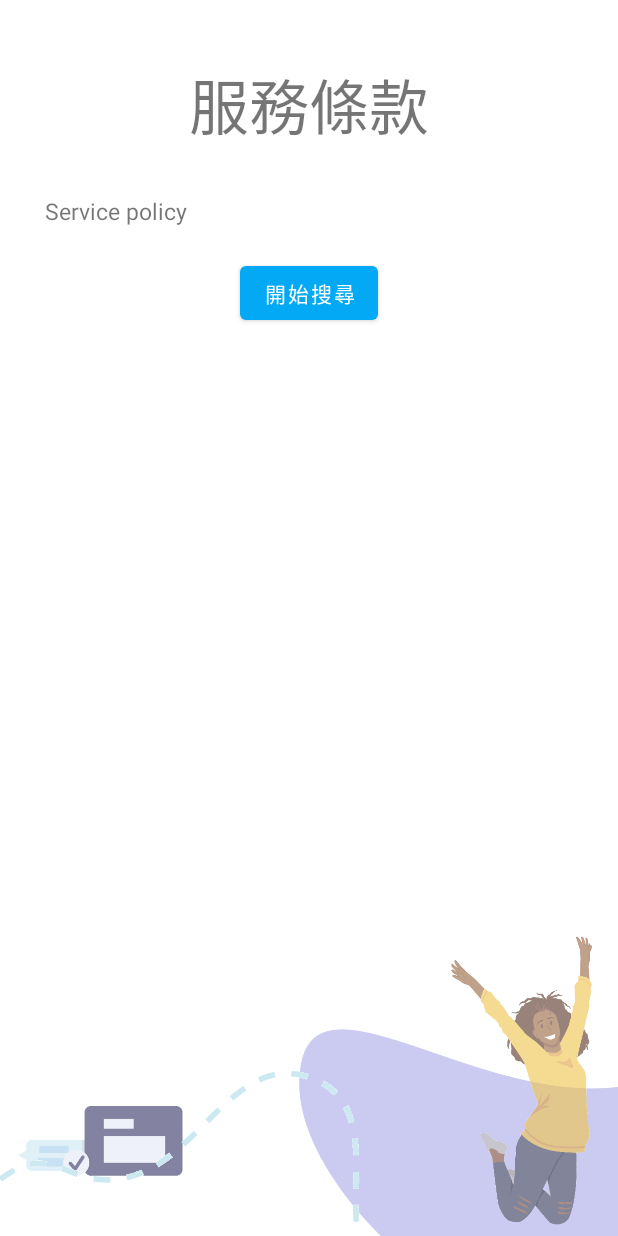
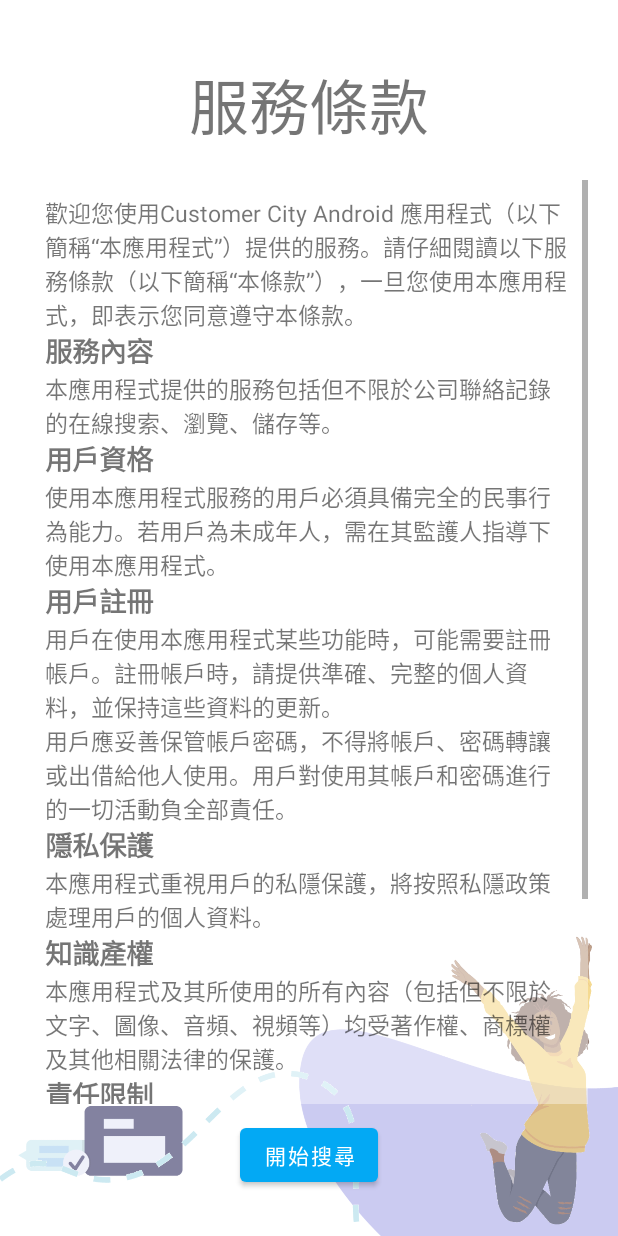
Before and after one commit to BlisProgrammer/Customer-City, an Android app: the ServiceActivity screen opened directly, with no data from a screen before it, on a phone screen of 412 x 824 dp. Run offline under Robolectric (Android 15) with nearby library versions, the phone set to English and light mode, and no system bars.

Commit message:
Added content of privacy and service activity

```diff
--- a/app/src/main/java/com/blis/customercity/RecordFragment.java
+++ b/app/src/main/java/com/blis/customercity/RecordFragment.java
@@ -91,6 +91,7 @@ public class RecordFragment extends Fragment {
 
             ArrayList<LinearLayout> recordItems = selectedRecord.formatToLayouts(requireContext());
 
+            if(getActivity() == null || !isAdded()) return;
             getActivity().runOnUiThread(()->{
                 recordViewCompany.setText(selectedRecord.getCompany_name_cn());
                 if(subCategory == null || category == null){
--- a/app/src/main/java/com/blis/customercity/ServiceActivity.java
+++ b/app/src/main/java/com/blis/customercity/ServiceActivity.java
@@ -1,7 +1,10 @@
 package com.blis.customercity;
 
+import android.os.Build;
 import android.os.Bundle;
+import android.text.Html;
 import android.widget.Button;
+import android.widget.TextView;
 
 import androidx.appcompat.app.AppCompatActivity;
 
@@ -13,6 +16,30 @@ public class ServiceActivity extends AppCompatActivity {
         super.onCreate(savedInstanceState);
         setContentView(R.layout.service);
 
+        TextView textView = findViewById(R.id.service_text);
+        String htmlString = "<p>歡迎您使用Customer City Android 應用程式（以下簡稱“本應用程式”）提供的服務。請仔細閱讀以下服務條款（以下簡稱“本條款”），一旦您使用本應用程式，即表示您同意遵守本條款。</p>\n" +
+                "<h4 id=\"-\">服務內容</h4>\n" +
+                "<p>本應用程式提供的服務包括但不限於公司聯絡記錄的在線搜索、瀏覽、儲存等。</p>\n" +
+                "<h4 id=\"-\">用戶資格</h4>\n" +
+                "<p>使用本應用程式服務的用戶必須具備完全的民事行為能力。若用戶為未成年人，需在其監護人指導下使用本應用程式。</p>\n" +
+                "<h4 id=\"-\">用戶註冊</h4>\n" +
+                "<p>用戶在使用本應用程式某些功能時，可能需要註冊帳戶。註冊帳戶時，請提供準確、完整的個人資料，並保持這些資料的更新。</p>\n" +
+                "<p>用戶應妥善保管帳戶密碼，不得將帳戶、密碼轉讓或出借給他人使用。用戶對使用其帳戶和密碼進行的一切活動負全部責任。</p>\n" +
+                "<h4 id=\"-\">隱私保護</h4>\n" +
+                "<p>本應用程式重視用戶的私隱保護，將按照私隱政策處理用戶的個人資料。</p>\n" +
+                "<h4 id=\"-\">知識產權</h4>\n" +
+                "<p>本應用程式及其所使用的所有內容（包括但不限於文字、圖像、音頻、視頻等）均受著作權、商標權及其他相關法律的保護。</p>\n" +
+                "<h4 id=\"-\">責任限制</h4>\n" +
+                "<p>本應用程式對因不可抗力或其他非本應用程式過錯原因造成的服務中斷或損失不承擔責任。</p>\n" +
+                "<h4 id=\"-\">條款修改</h4>\n" +
+                "<p>本應用程式有權根據需要修改本條款，修改後的條款將在本應用程式公佈。用戶繼續使用本應用程式即視為接受修改後的條款。</p>";
+
+        if (Build.VERSION.SDK_INT >= Build.VERSION_CODES.N) {
+            textView.setText(Html.fromHtml(htmlString, Html.FROM_HTML_MODE_COMPACT));
+        } else {
+            textView.setText(Html.fromHtml(htmlString));
+        }
+
         Button backButton = findViewById(R.id.back_button);
         backButton.setOnClickListener(v -> {
             FirebaseHandler.logButtonClick(this, this, backButton);
--- a/app/src/main/res/layout/help.xml
+++ b/app/src/main/res/layout/help.xml
@@ -35,7 +35,7 @@
             android:contextClickable="false">
             <LinearLayout
                 android:layout_width="match_parent"
-                android:layout_height="match_parent"
+                android:layout_height="wrap_content"
                 android:orientation="vertical"
                 android:background="#60FFFFFF">
                 <TextView
--- a/app/src/main/res/layout/service.xml
+++ b/app/src/main/res/layout/service.xml
@@ -30,12 +30,13 @@
             android:layout_margin="20dp"/>
         <ScrollView
             android:layout_width="match_parent"
-            android:layout_height="match_parent"
+            android:layout_height="0dp"
+            android:layout_weight="1"
             android:orientation="vertical"
             android:contextClickable="false">
             <LinearLayout
                 android:layout_width="match_parent"
-                android:layout_height="match_parent"
+                android:layout_height="wrap_content"
                 android:orientation="vertical"
                 android:background="#60FFFFFF">
                 <TextView
@@ -43,15 +44,16 @@
                     android:layout_height="wrap_content"
                     android:textSize="15sp"
                     android:padding="10dp"
+                    android:id="@+id/service_text"
                     android:text="Service policy"/>
-                <Button
-                    android:layout_gravity="center"
-                    android:layout_width="wrap_content"
-                    android:layout_height="wrap_content"
-                    android:id="@+id/back_button"
-                    android:layout_margin="10dp"
-                    android:text="@string/開始搜尋"/>
             </LinearLayout>
         </ScrollView>
+        <Button
+            android:layout_gravity="center"
+            android:layout_width="wrap_content"
+            android:layout_height="wrap_content"
+            android:id="@+id/back_button"
+            android:layout_margin="10dp"
+            android:text="@string/開始搜尋"/>
     </LinearLayout>
 </RelativeLayout>
--- a/app/src/main/res/menu/drawer_view.xml
+++ b/app/src/main/res/menu/drawer_view.xml
@@ -16,7 +16,7 @@
             android:title="服務條款"/>
         <item
             android:id="@+id/nav_privacy"
-            android:title="隱私政策"/>
+            android:title="私隱政策"/>
     </group>
         <item
             android:id="@+id/nav_logout"
--- a/gradle/libs.versions.toml
+++ b/gradle/libs.versions.toml
@@ -6,7 +6,7 @@ junit = "4.13.2"
 junitVersion = "1.3.0"
 espressoCore = "3.7.0"
 appcompat = "1.7.1"
-material = "1.12.0"
+material = "1.13.0"
 googleGmsGoogleServices = "4.4.3"
 firebaseAnalytics = "23.0.0"
 okhttp = "5.1.0"
```
Also changed, not shown: app/src/main/java/com/blis/customercity/PrivacyActivity.java (+27 -0 lines), app/src/main/res/layout/privacy.xml (+12 -10 lines).
